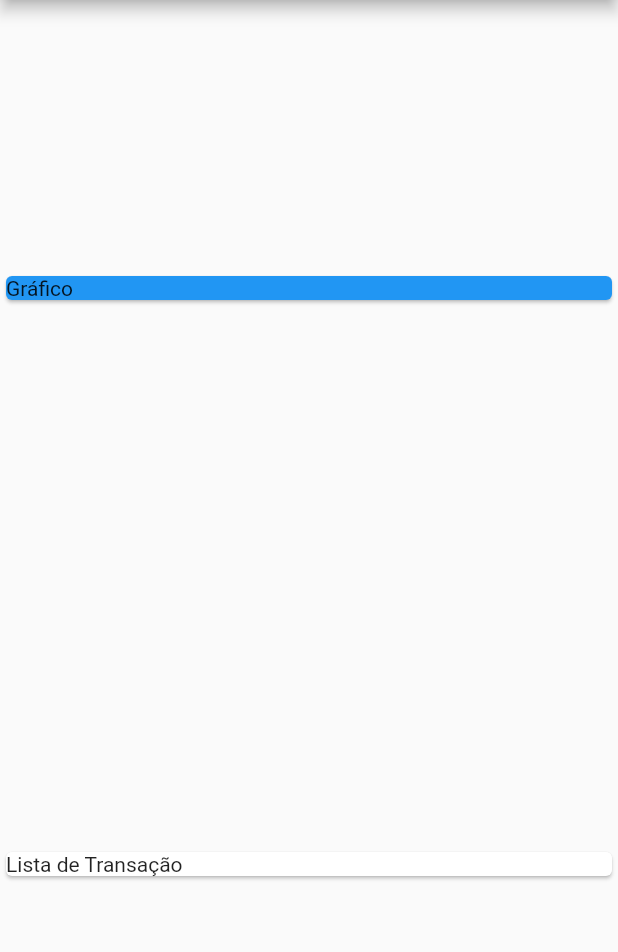
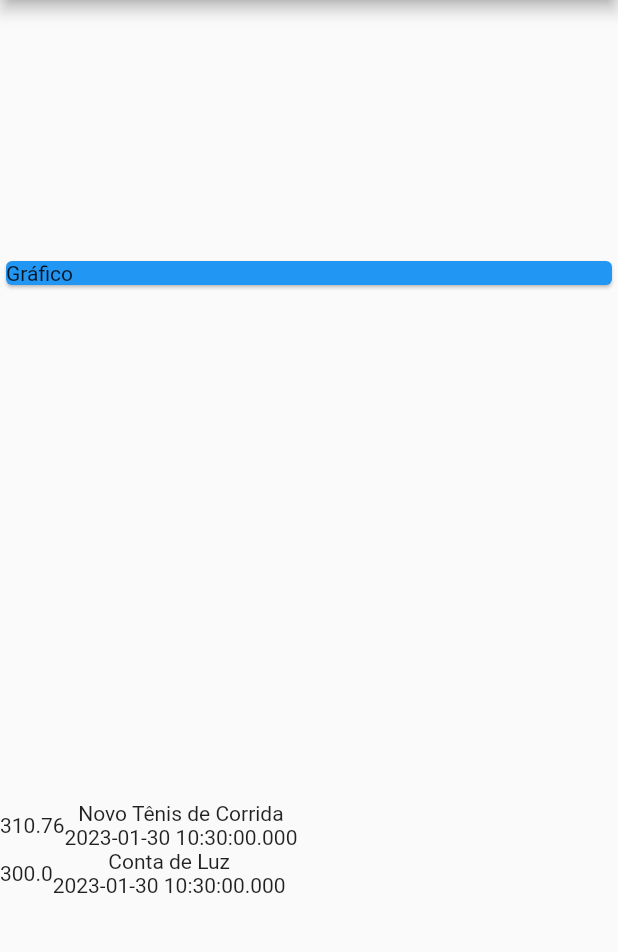
Before and after one commit to alex-custodio/DespesasPessoais, a Flutter app: the screen it shows after launch, on a phone screen of 412 x 824 dp, the part 84-1036 px from its top. Run offline on Flutter 3.47's test engine with Material 2 defaults, Android fonts, the phone set to English and light mode, and no system bars.

Commit message:
mapeando elementos de uma lista para widgets

```diff
--- a/lib/main.dart
+++ b/lib/main.dart
@@ -1,3 +1,4 @@
+import 'package:expenses/models/transaction.dart';
 import 'package:flutter/material.dart';
 import 'package:flutter/src/widgets/container.dart';
 import 'package:flutter/src/widgets/framework.dart';
@@ -14,6 +15,15 @@ class ExpensesApp extends StatelessWidget {
 }
 
 class MyHomePage extends StatelessWidget {
+  var _transactions = [
+    Transaction(
+        id: "t1",
+        title: "Novo Tênis de Corrida",
+        value: 310.76,
+        date: DateTime.now()),
+    Transaction(
+        id: "t2", title: "Conta de Luz", value: 300, date: DateTime.now())
+  ];
   @override
   Widget build(BuildContext context) {
     return Scaffold(
@@ -31,8 +41,24 @@ class MyHomePage extends StatelessWidget {
               child: Text("Gráfico"),
             ),
           ),
-          Card(
-            child: Text("Lista de Transação"),
+          Column(
+            children: [
+              ..._transactions.map((transacao) {
+                return Row(
+                  children: [
+                    Container(
+                      child: Text(transacao.value!.toString()),
+                    ),
+                    Column(
+                      children: [
+                        Text(transacao.title!),
+                        Text(transacao.date.toString())
+                      ],
+                    )
+                  ],
+                );
+              }).toList(),
+            ],
           )
         ],
       ),
--- /dev/null
+++ b/lib/models/transaction.dart
@@ -0,0 +1,8 @@
+class Transaction {
+  String? id;
+  String? title;
+  double? value;
+  DateTime? date;
+
+  Transaction({this.id, this.title, this.value, this.date});
+}
```
